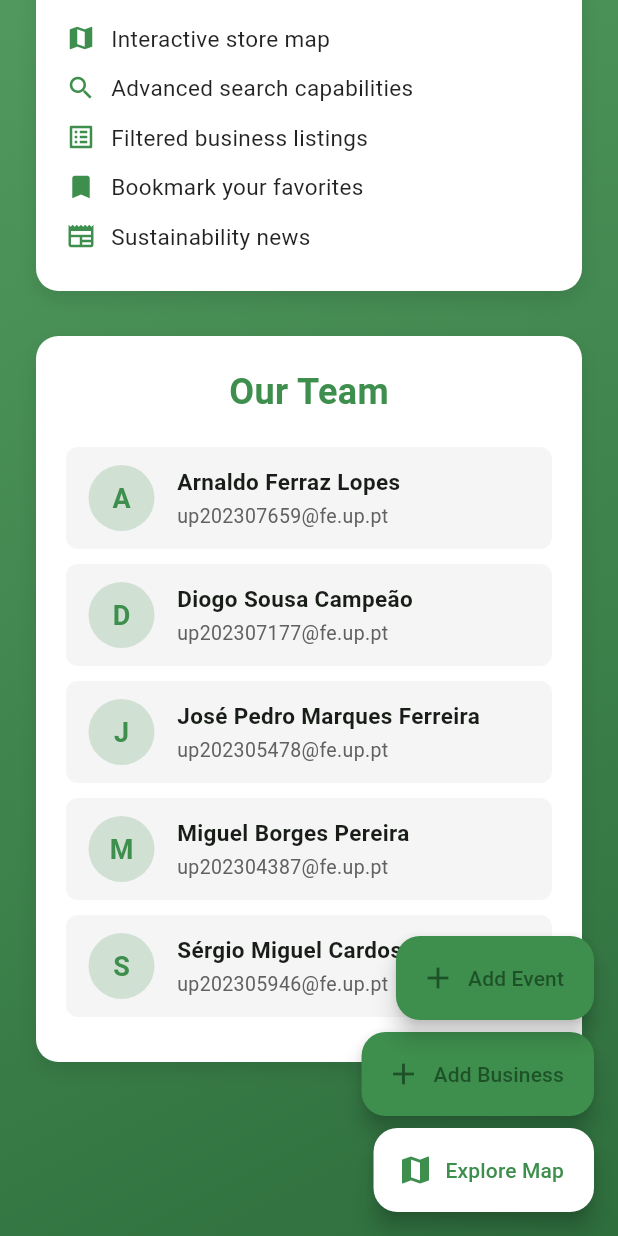
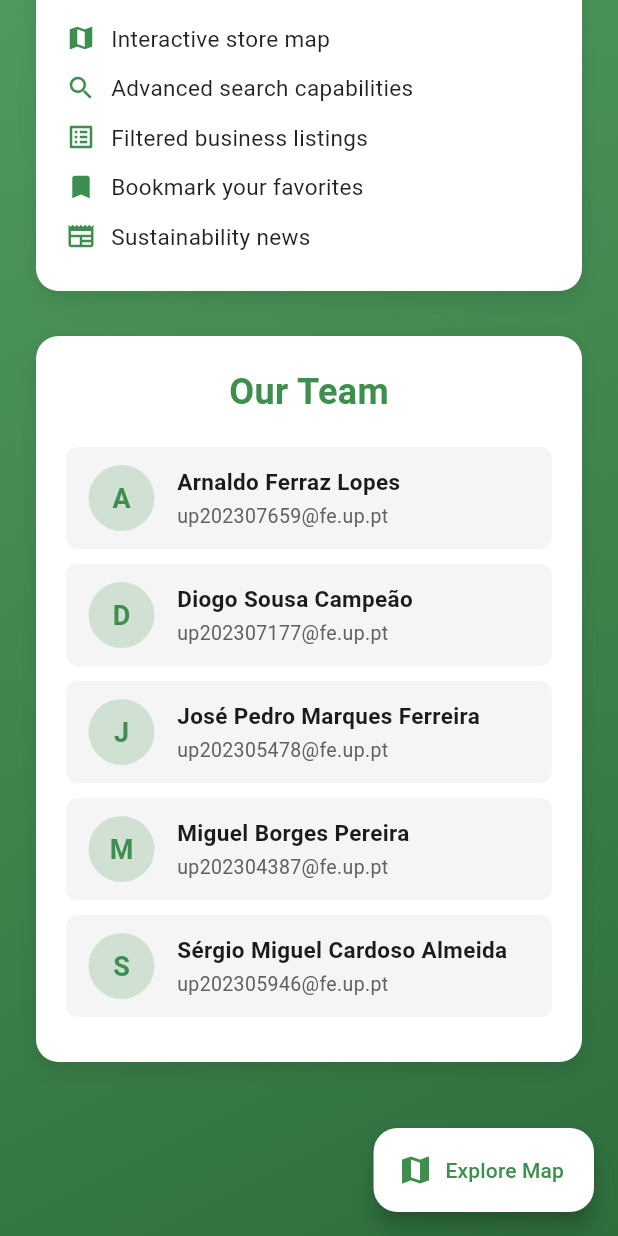
Before and after one commit to migalha212/ESOF-1, a Flutter app: the screen it shows after launch, scrolled down 497 dp, on a phone screen of 412 x 824 dp. Run offline on Flutter 3.47's test engine with Material 3 defaults, Android fonts, the phone set to English and light mode, and no system bars; our stand-ins replace cloud_firestore, firebase_auth, firebase_core, firebase_messaging, firebase_storage, geocoding and 3 more; missing offline and left inert: string_similarity; accounts and stored records are empty.

Commit message:
small adjustments

```diff
--- a/lib/pages/landing_page.dart
+++ b/lib/pages/landing_page.dart
@@ -193,40 +193,6 @@ class LandingPage extends StatelessWidget {
                   ],
                 ),
               ),
-
-              // Botões flutuantes
-              Positioned(
-                bottom: 80,
-                right: 16,
-                child: FloatingActionButton.extended(
-                  heroTag: null,
-                  onPressed: () {
-                    Navigator.pushNamed(
-                      context,
-                      NavigationItems.navAddBusiness.route,
-                    );
-                  },
-                  backgroundColor: Color(0xFF3E8E4D),
-                  icon: Icon(Icons.add),
-                  label: Text('Add Business'),
-                ),
-              ),
-              Positioned(
-                bottom: 144,
-                right: 16,
-                child: FloatingActionButton.extended(
-                  heroTag: null,
-                  onPressed: () {
-                    Navigator.pushNamed(
-                      context,
-                      NavigationItems.navAddEvent.route,
-                    );
-                  },
-                  backgroundColor: Color(0xFF3E8E4D),
-                  icon: Icon(Icons.add),
-                  label: Text('Add Event'),
-                ),
-              ),
               Positioned(
                 bottom: 16,
                 right: 16,
--- a/pubspec.yaml
+++ b/pubspec.yaml
@@ -31,7 +31,6 @@ dependencies:
   string_similarity: ^2.0.0
 
   google_sign_in: any
-  url_launcher: ^6.2.5
 flutter:
   uses-material-design: true
   assets:
```
Also changed, not shown: lib/features/profile/presentation/pages/profile_page.dart (+17 -1 lines), lib/main.dart (+8 -2 lines).
